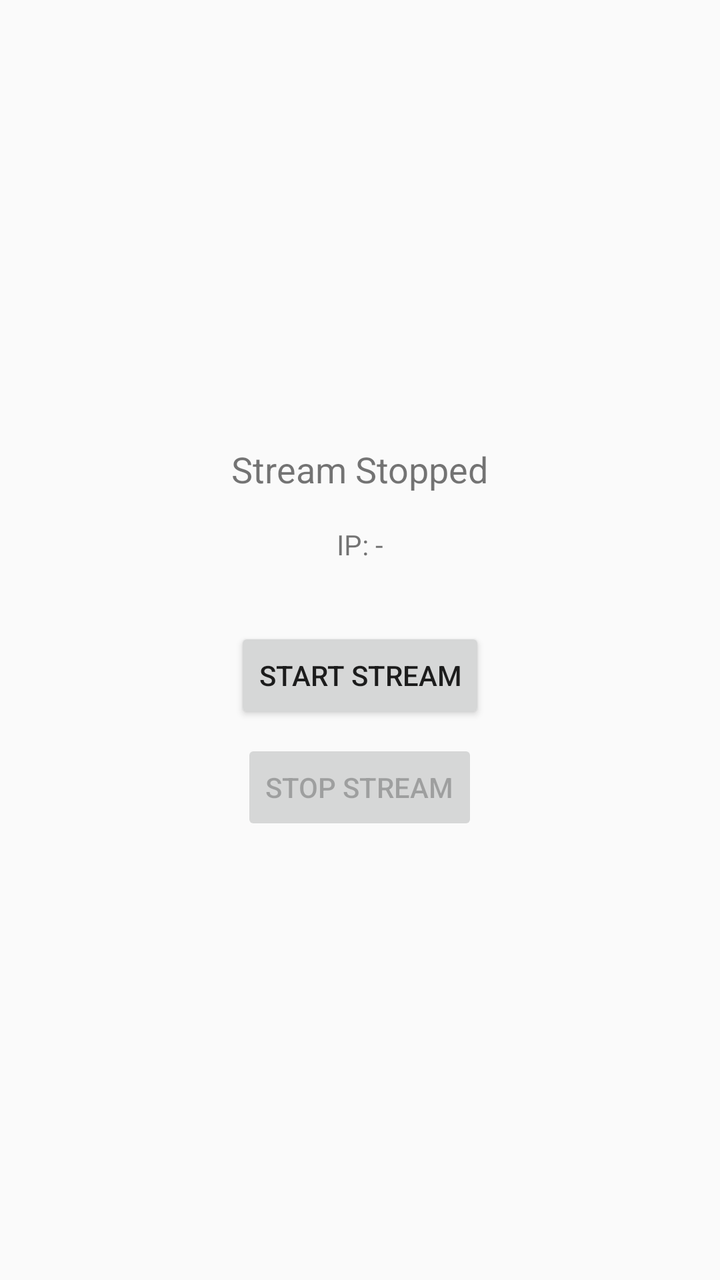
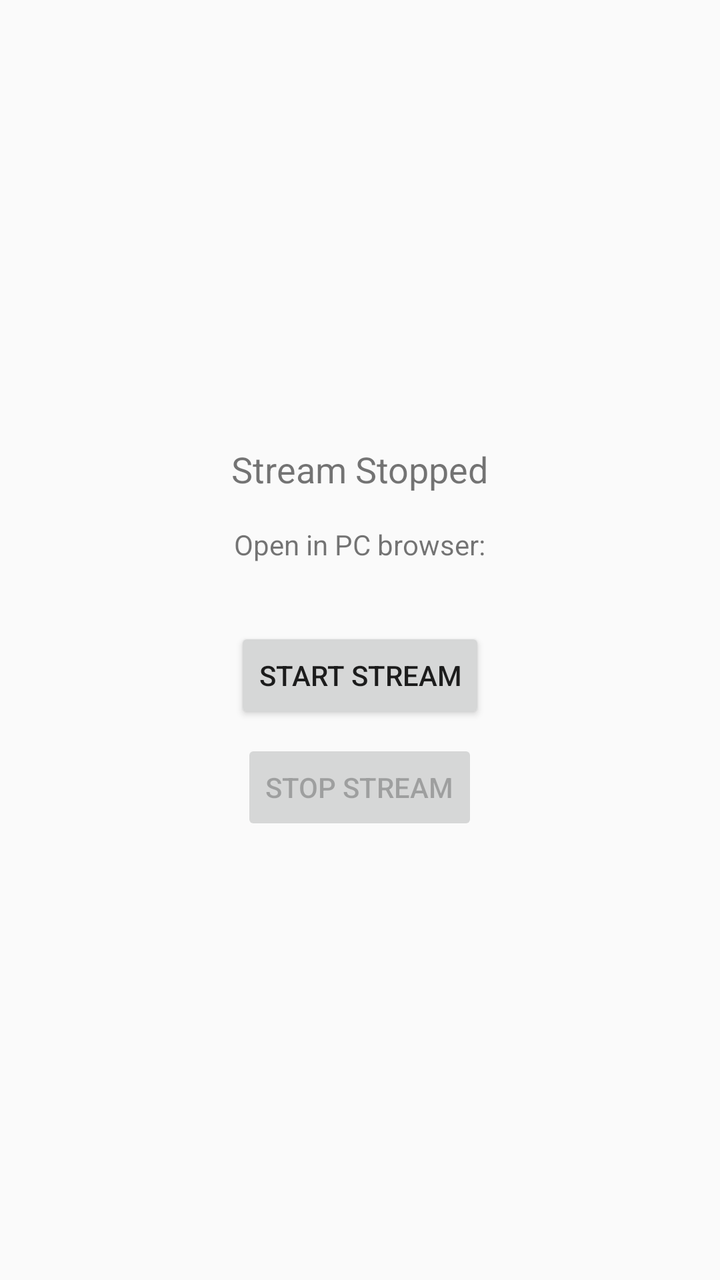

The first picture is an Android layout as it rendered before a commit; the second is the same layout after the commit. The layout source and the unified diff follow.
<!-- AndroidManifest.xml: activity theme Theme.CameraStream -->
<!-- res/layout/activity_main.xml -->
<?xml version="1.0" encoding="utf-8"?>
<LinearLayout xmlns:android="http://schemas.android.com/apk/res/android"
    android:layout_width="match_parent"
    android:layout_height="match_parent"
    android:orientation="vertical"
    android:padding="16dp"
    android:gravity="center">

    <TextView
        android:id="@+id/tvStatus"
        android:layout_width="wrap_content"
        android:layout_height="wrap_content"
        android:text="Stream Stopped"
        android:textSize="18sp"
        android:layout_marginBottom="16dp" />

    <TextView
        android:id="@+id/tvIpAddress"
        android:layout_width="wrap_content"
        android:layout_height="wrap_content"
        android:text="IP: -"
        android:textSize="14sp"
        android:layout_marginBottom="32dp" />

    <Button
        android:id="@+id/btnStart"
        android:layout_width="wrap_content"
        android:layout_height="wrap_content"
        android:text="Start Stream"
        android:layout_marginBottom="8dp" />

    <Button
        android:id="@+id/btnStop"
        android:layout_width="wrap_content"
        android:layout_height="wrap_content"
        android:text="Stop Stream"
        android:enabled="false" />

</LinearLayout>
<!-- resources referenced by this layout -->
<resources>
  <style name="Theme.CameraStream" parent="Theme.AppCompat.Light.DarkActionBar">
          <item name="colorPrimary">#6200EE</item>
          <item name="colorPrimaryDark">#3700B3</item>
          <item name="colorAccent">#03DAC5</item>
      </style>
</resources>

<!-- the commit's change to res/layout/activity_main.xml (unified diff, before → after) -->
@@ -18,7 +18,7 @@
         android:id="@+id/tvIpAddress"
         android:layout_width="wrap_content"
         android:layout_height="wrap_content"
-        android:text="IP: -"
+        android:text="Open in PC browser:"
         android:textSize="14sp"
         android:layout_marginBottom="32dp" />
 
